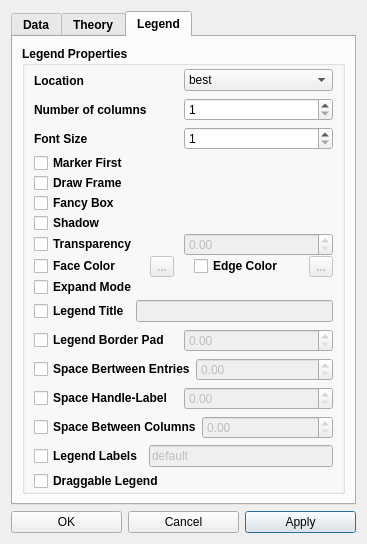
First picture: the form in RepTate/gui/markerSettings.ui, repository jorge-ramirez-upm/RepTate, before the edit.
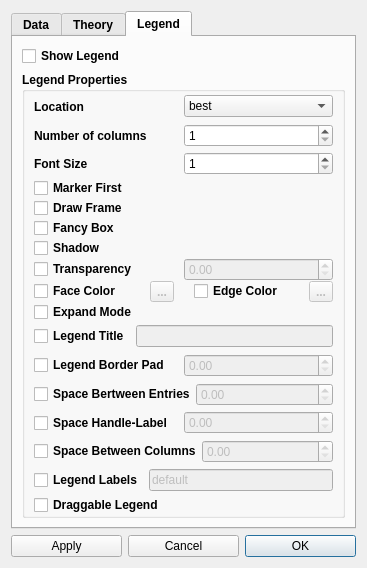
Second picture: the form after the edit. The open tabs and pages were chosen to show the change. Icons and pictures are not drawn.

Commit message: auto update legend

What changed in the file:
```diff
--- a/RepTate/gui/markerSettings.ui
+++ b/RepTate/gui/markerSettings.ui
@@ -7,7 +7,7 @@
     <x>0</x>
     <y>0</y>
     <width>367</width>
-    <height>544</height>
+    <height>568</height>
    </rect>
   </property>
   <property name="windowTitle">
@@ -535,6 +535,22 @@
        <string>Legend</string>
       </attribute>
       <layout class="QVBoxLayout" name="verticalLayout_9">
+       <item>
+        <widget class="QCheckBox" name="cb_show_legend">
+         <property name="toolTip">
+          <string>Show Legend on Figure</string>
+         </property>
+         <property name="text">
+          <string>Show Legend</string>
+         </property>
+         <property name="checked">
+          <bool>false</bool>
+         </property>
+         <property name="tristate">
+          <bool>false</bool>
+         </property>
+        </widget>
+       </item>
        <item>
         <widget class="QGroupBox" name="groupBox_7">
          <property name="title">
@@ -956,9 +972,6 @@
              <enum>QFrame::Raised</enum>
             </property>
             <layout class="QHBoxLayout" name="horizontalLayout_11">
-             <property name="spacing">
-              <number>6</number>
-             </property>
              <property name="margin">
               <number>0</number>
              </property>
@@ -1173,9 +1186,6 @@
              <enum>QFrame::Raised</enum>
             </property>
             <layout class="QHBoxLayout" name="horizontalLayout_12">
-             <property name="spacing">
-              <number>6</number>
-             </property>
              <property name="margin">
               <number>0</number>
              </property>
@@ -1230,20 +1240,6 @@
    </item>
    <item>
     <layout class="QHBoxLayout" name="horizontalLayout_5">
-     <item>
-      <widget class="QPushButton" name="pushApply">
-       <property name="text">
-        <string>Apply</string>
-       </property>
-      </widget>
-     </item>
-     <item>
-      <widget class="QPushButton" name="pushCancel">
-       <property name="text">
-        <string>Cancel</string>
-       </property>
-      </widget>
-     </item>
      <item>
       <widget class="QPushButton" name="pushOK">
        <property name="text">
@@ -1251,6 +1247,20 @@
        </property>
       </widget>
      </item>
+     <item>
+      <widget class="QPushButton" name="pushCancel">
+       <property name="text">
+        <string>Cancel</string>
+       </property>
+      </widget>
+     </item>
+     <item>
+      <widget class="QPushButton" name="pushApply">
+       <property name="text">
+        <string>Apply</string>
+       </property>
+      </widget>
+     </item>
     </layout>
    </item>
   </layout>
```
Left out of the diff: 88 changed lines with no effect on the pictures. The commit also changes 4 other files.
